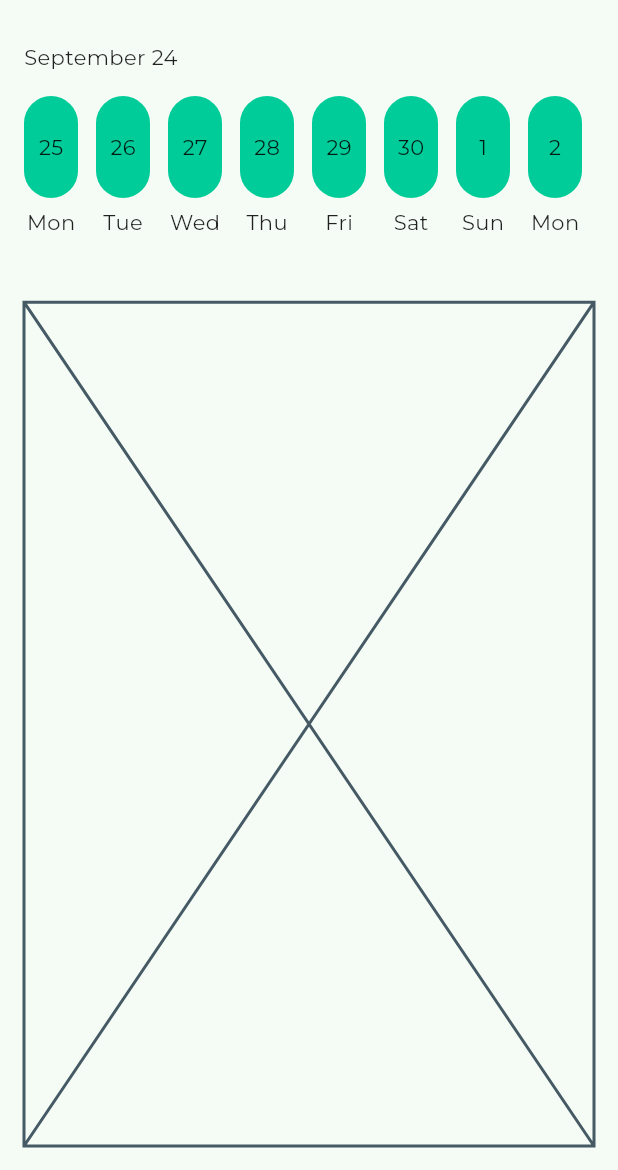
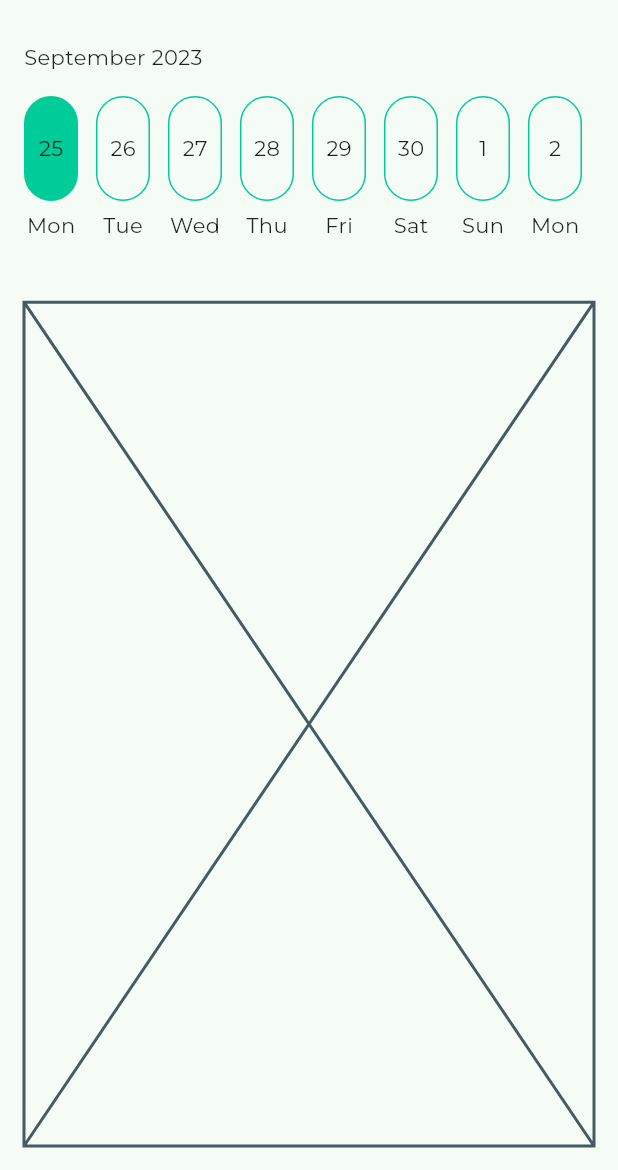
Before and after one commit to SofieTorch/remind_me, a Flutter app: the screen it shows after launch, on a phone screen of 412 x 824 dp, the part 66-1236 px from its top. Run offline on Flutter 3.47's test engine with Material 2 defaults, Android fonts, the phone set to English and light mode, and no system bars; our stand-ins replace flutter_riverpod, flutter_svg, google_fonts.

Commit message:
add date selection feature

```diff
--- a/lib/home/home_page.dart
+++ b/lib/home/home_page.dart
@@ -1,6 +1,9 @@
 import 'package:flutter/material.dart';
+import 'package:flutter_riverpod/flutter_riverpod.dart';
 import 'package:flutter_svg/flutter_svg.dart';
+import 'package:remind_me/home/providers/date_provider.dart';
 import 'package:remind_me/home/widgets/horizontal_calendar.dart';
+import 'package:remind_me/utils/datetime_extension.dart';
 
 class HomePage extends StatelessWidget {
   const HomePage({super.key});
@@ -26,24 +29,30 @@ class HomePage extends StatelessWidget {
           ],
         ),
       ),
-      body: const Padding(
-        padding: EdgeInsets.all(16),
+      body: Padding(
+        padding: const EdgeInsets.all(16),
         child: Flex(
           direction: Axis.vertical,
           children: [
-            Row(
-              children: [
-                Text('September 24'),
-              ],
+            Consumer(
+              builder: (context, ref, child) {
+                final selectedDate = ref.watch(dateProvider);
+
+                return Row(
+                  children: [
+                    Text('${selectedDate.monthName} ${selectedDate.year}'),
+                  ],
+                );
+              },
             ),
-            Flexible(
+            const Flexible(
               flex: 3,
               child: Padding(
                 padding: EdgeInsets.only(top: 16, bottom: 24),
                 child: HorizontalCalendar(),
               ),
             ),
-            Flexible(flex: 11, child: Placeholder()),
+            const Flexible(flex: 11, child: Placeholder()),
           ],
         ),
       ),
--- /dev/null
+++ b/lib/home/providers/date_provider.dart
@@ -0,0 +1,5 @@
+import 'package:flutter_riverpod/flutter_riverpod.dart';
+
+/// Provides the date selected by the user, it could be selected
+/// through scrolling or by clicking a specific date on the calendar.
+final dateProvider = StateProvider<DateTime>((ref) => DateTime.now());
--- a/lib/home/widgets/horizontal_calendar.dart
+++ b/lib/home/widgets/horizontal_calendar.dart
@@ -1,4 +1,7 @@
 import 'package:flutter/material.dart';
+import 'package:flutter_riverpod/flutter_riverpod.dart';
+import 'package:remind_me/home/providers/date_provider.dart';
+import 'package:remind_me/utils/datetime_extension.dart';
 
 class HorizontalCalendar extends StatelessWidget {
   const HorizontalCalendar({super.key});
@@ -22,48 +25,50 @@ class HorizontalCalendar extends StatelessWidget {
   }
 }
 
-class _HorizontalCalendarDay extends StatelessWidget {
+class _HorizontalCalendarDay extends ConsumerWidget {
   const _HorizontalCalendarDay(this.index) : daysFromToday = index ~/ 2;
 
   final int index;
   final int daysFromToday;
 
   @override
-  Widget build(BuildContext context) {
+  Widget build(BuildContext context, WidgetRef ref) {
+    final selectedDate = ref.watch(dateProvider);
     final date = DateTime.now().add(Duration(days: daysFromToday));
+    final isSelectedDate = _checkIfIsSelectedDay(selectedDate);
 
     return Column(
       mainAxisSize: MainAxisSize.min,
       children: [
-        Container(
+        InkWell(
+          borderRadius: BorderRadius.circular(50),
+          onTap: () => ref.read(dateProvider.notifier).state = date,
+          child: Container(
             alignment: Alignment.center,
             width: 36,
             padding: const EdgeInsets.symmetric(vertical: 24),
             decoration: BoxDecoration(
-            color: Theme.of(context).colorScheme.primary,
+              color: isSelectedDate
+                  ? Theme.of(context).colorScheme.primary
+                  : Colors.transparent,
               borderRadius: BorderRadius.circular(50),
+              border: Border.all(
+                color: isSelectedDate
+                    ? Colors.transparent
+                    : Theme.of(context).colorScheme.primary,
+              ),
             ),
             child: Text(date.day.toString()),
+          ),
         ),
         const SizedBox(height: 6),
         Text(date.weekdayName.substring(0, 3)),
       ],
     );
   }
-}
 
-extension on DateTime {
-  String get weekdayName {
-    final dayNames = {
-      1: 'Monday',
-      2: 'Tuesday',
-      3: 'Wednesday',
-      4: 'Thursday',
-      5: 'Friday',
-      6: 'Saturday',
-      7: 'Sunday',
-    };
-
-    return dayNames[weekday]!;
+  bool _checkIfIsSelectedDay(DateTime selectedDate) {
+    final differenceWithToday = selectedDate.difference(DateTime.now());
+    return differenceWithToday.inDays == daysFromToday;
   }
 }
--- a/lib/main.dart
+++ b/lib/main.dart
@@ -1,9 +1,10 @@
 import 'package:flutter/material.dart';
+import 'package:flutter_riverpod/flutter_riverpod.dart';
 import 'package:remind_me/app_theme.dart';
 import 'package:remind_me/home/home_page.dart';
 
 void main() {
-  runApp(const RemindMeApp());
+  runApp(const ProviderScope(child: RemindMeApp()));
 }
 
 class RemindMeApp extends StatelessWidget {
--- a/pubspec.yaml
+++ b/pubspec.yaml
@@ -36,6 +36,7 @@ dependencies:
   cupertino_icons: ^1.0.2
   google_fonts: ^5.1.0
   flutter_svg: ^2.0.7
+  flutter_riverpod: ^2.4.0
 
 dev_dependencies:
   flutter_test:
```
Also changed, not shown: lib/utils/datetime_extension.dart (added, +34 -0 lines), pubspec.lock. Lines whose indentation alone changed are shown as unchanged.
